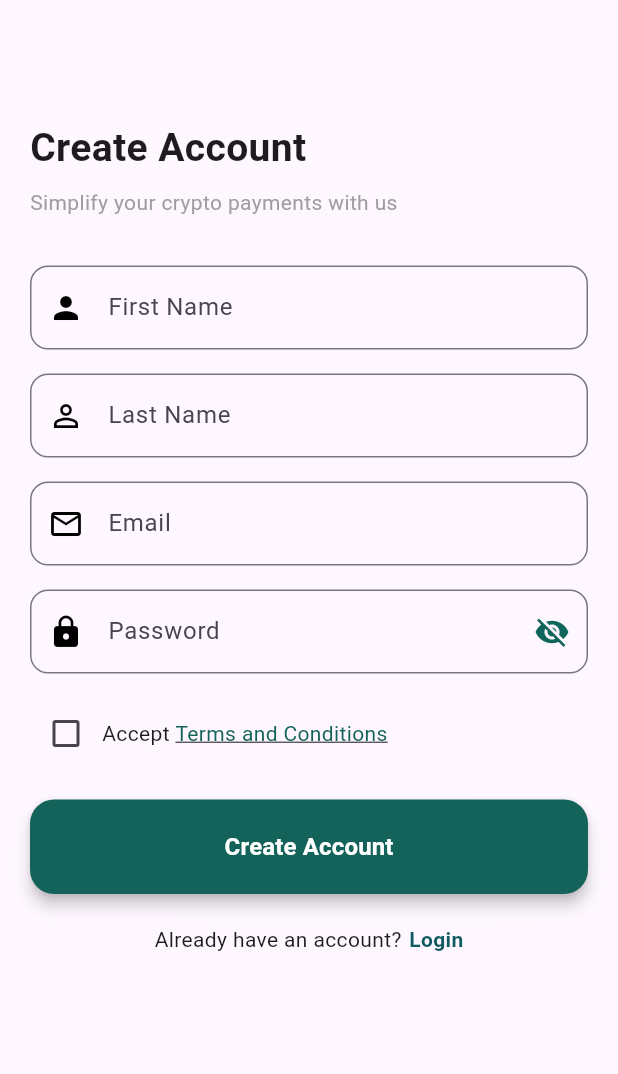
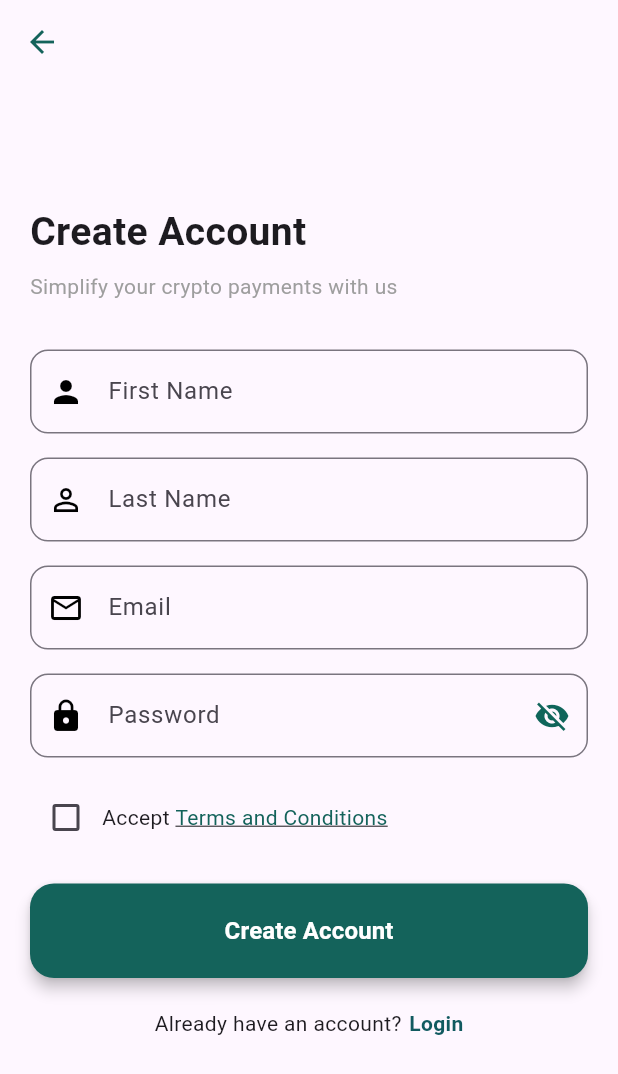
Before and after one commit to eslamohammed/pertium_finance, a Flutter app: the SignUpPage screen opened by its route, on a phone screen of 412 x 824 dp. Shown: the top 1074 px of the screen. Run offline on Flutter 3.47's test engine with Material 3 defaults, Android fonts, the phone set to English and light mode, and no system bars; our stand-ins replace flutter_svg, fluttertoast.

Commit message:
Feat: Add back button to register view
Added a back button to the register view app bar that navigates to the login screen.

```diff
--- a/lib/screens/register/register_view.dart
+++ b/lib/screens/register/register_view.dart
@@ -31,6 +31,15 @@ class _SignUpPageState extends State<SignUpPage> {
   @override
   Widget build(BuildContext context) {
     return Scaffold(
+      appBar: AppBar(
+        leading: IconButton(
+              onPressed: () {
+                Navigator.of(context).pushReplacementNamed(Routes.loginRoute);
+              },
+              icon:  Icon(
+                Icons.arrow_back,
+                color: ColorManager.darkgreen,
+              ),),),
       body: Padding(
         padding: const EdgeInsets.all(20),
         child: SingleChildScrollView(
```
